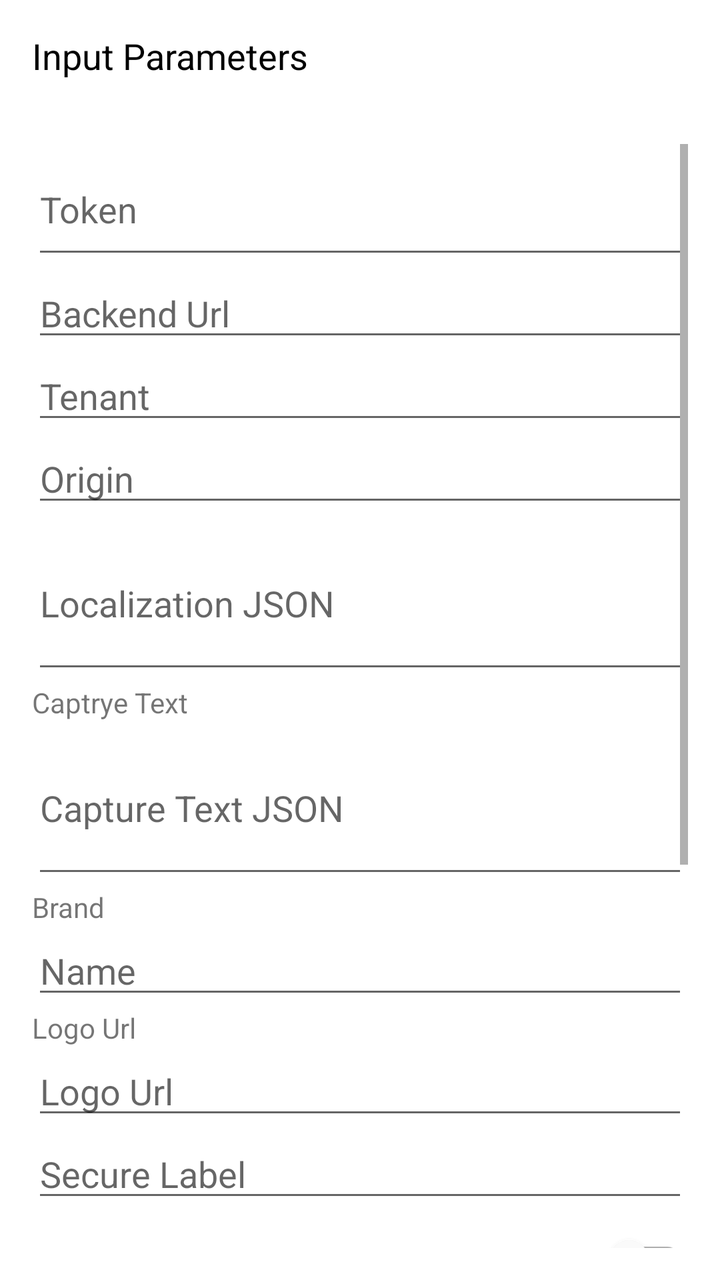
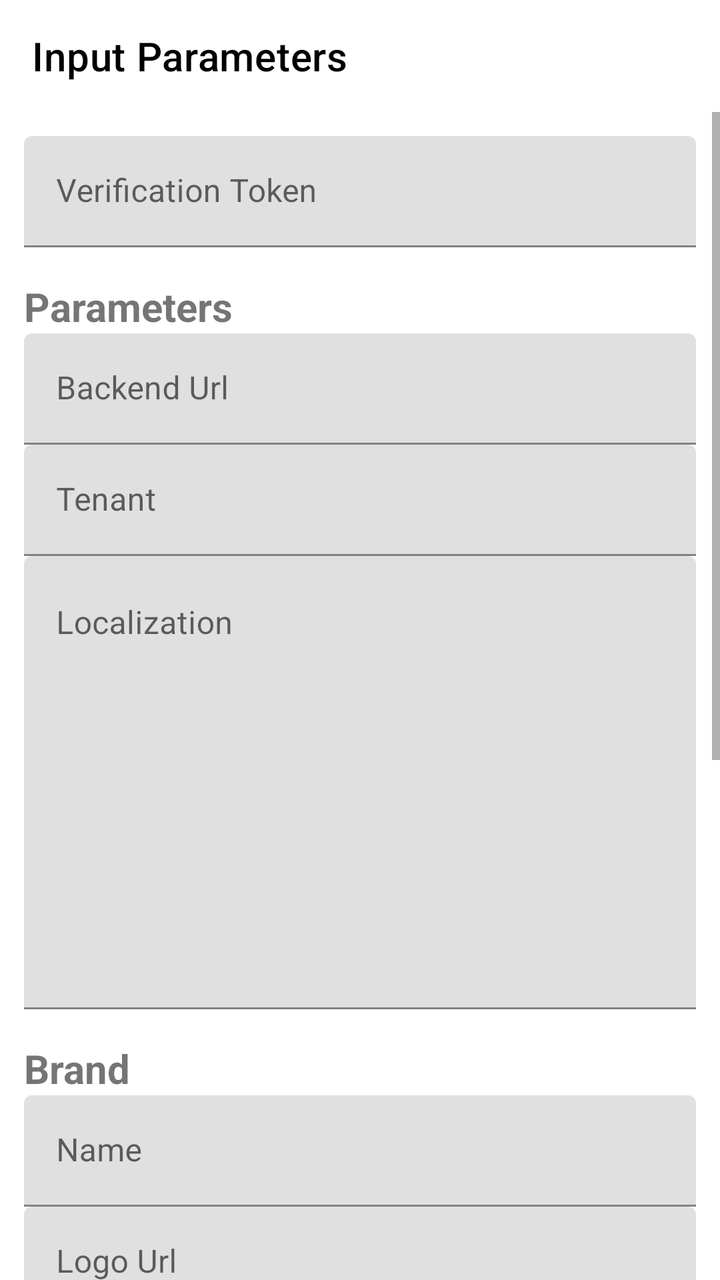

The first picture is an Android layout as it rendered before a commit; the second is the same layout after the commit. The layout source and the unified diff follow.
<!-- AndroidManifest.xml: application theme Theme.FaceLivenessAndroidSDK -->
<!-- res/layout/activity_input_parameter.xml -->
<?xml version="1.0" encoding="utf-8"?>
<LinearLayout xmlns:android="http://schemas.android.com/apk/res/android"
    xmlns:app="http://schemas.android.com/apk/res-auto"
    android:layout_width="match_parent"
    android:layout_height="match_parent"
    android:background="@color/white"
    android:fitsSystemWindows="true"
    android:orientation="vertical">

    <com.google.android.material.appbar.MaterialToolbar
        android:id="@+id/toolbar"
        android:layout_width="match_parent"
        android:layout_height="wrap_content"
        android:background="@color/white"
        app:title="Input Parameters"
        app:titleTextAppearance="@style/TextAppearance.AppCompat.Medium"
        app:titleTextColor="@color/black" />

    <ScrollView
        android:layout_width="match_parent"
        android:layout_height="0dp"
        android:layout_weight="1"
        android:fillViewport="true"
        android:padding="16dp">

        <LinearLayout
            android:layout_width="match_parent"
            android:layout_height="wrap_content"

            android:orientation="vertical">

            <EditText
                android:id="@+id/etToken"
                android:layout_width="match_parent"
                android:layout_height="wrap_content"
                android:hint="Token"
                android:maxLines="5"
                android:minLines="2" />

            <EditText
                android:id="@+id/etBackendUrl"
                android:layout_width="match_parent"
                android:layout_height="wrap_content"
                android:hint="Backend Url" />

            <EditText
                android:id="@+id/etTenant"
                android:layout_width="match_parent"
                android:layout_height="wrap_content"
                android:hint="Tenant" />

            <EditText
                android:id="@+id/etOrigin"
                android:layout_width="match_parent"
                android:layout_height="wrap_content"
                android:hint="Origin" />

            <EditText
                android:id="@+id/etLocalization"
                android:layout_width="match_parent"
                android:layout_height="wrap_content"
                android:hint="Localization JSON"
                android:minLines="3" />

            <TextView
                android:layout_width="match_parent"
                android:layout_height="wrap_content"
                android:text="Captrye Text" />

            <EditText
                android:id="@+id/etCaptureText"
                android:layout_width="match_parent"
                android:layout_height="wrap_content"
                android:hint="Capture Text JSON"
                android:minLines="3" />

            <TextView
                android:layout_width="match_parent"
                android:layout_height="wrap_content"
                android:text="Brand" />

            <EditText
                android:id="@+id/etBrandName"
                android:layout_width="match_parent"
                android:layout_height="wrap_content"
                android:hint="Name" />

            <TextView
                android:layout_width="match_parent"
                android:layout_height="wrap_content"
                android:text="Logo Url" />

            <EditText
                android:id="@+id/etBrandLogoUrl"
                android:layout_width="match_parent"
                android:layout_height="wrap_content"
                android:hint="Logo Url" />

            <EditText
                android:id="@+id/etBrandSecureLabel"
                android:layout_width="match_parent"
                android:layout_height="wrap_content"
                android:hint="Secure Label" />

            <com.google.android.material.switchmaterial.SwitchMaterial
                android:id="@+id/swSkipIntro"
                android:layout_width="match_parent"
                android:layout_height="wrap_content"
                android:text="Skip Intro" />

            <com.google.android.material.switchmaterial.SwitchMaterial
                android:id="@+id/swSkipPrepare"
                android:layout_width="match_parent"
                android:layout_height="wrap_content"
                android:text="Skip Prepare" />

            
            <TextView
                android:layout_width="wrap_content"
                android:layout_height="wrap_content"
                android:layout_marginTop="16dp"
                android:text="Theme"
                android:textSize="18sp"
                android:textStyle="bold" />

            
            <LinearLayout
                android:id="@+id/btnPickPrimary"
                android:layout_width="match_parent"
                android:layout_height="48dp"
                android:clickable="true"
                android:focusable="true"
                android:gravity="center_vertical"
                android:orientation="horizontal">

                <TextView
                    android:layout_width="0dp"
                    android:layout_height="wrap_content"
                    android:layout_weight="1"
                    android:text="Primary"
                    android:textSize="15sp" />

                <View
                    android:id="@+id/viewPrimaryColor"
                    android:layout_width="32dp"
                    android:layout_height="32dp"
                    android:background="#1D4ED8" />
            </LinearLayout>

            
            <LinearLayout
                android:id="@+id/btnPickSecondary"
                android:layout_width="match_parent"
                android:layout_height="48dp"
                android:clickable="true"
                android:focusable="true"
                android:gravity="center_vertical"
                android:orientation="horizontal">

                <TextView
                    android:layout_width="0dp"
                    android:layout_height="wrap_content"
                    android:layout_weight="1"
                    android:text="Secondary Color"
                    android:textSize="15sp" />

                <View
                    android:id="@+id/viewSecondaryColor"
                    android:layout_width="32dp"
                    android:layout_height="32dp"
                    android:background="#64748B" />
            </LinearLayout>

            
            <LinearLayout
                android:id="@+id/btnPickHeading"
                android:layout_width="match_parent"
                android:layout_height="48dp"
                android:clickable="true"
                android:focusable="true"
                android:gravity="center_vertical"
                android:orientation="horizontal">

                <TextView
                    android:layout_width="0dp"
                    android:layout_height="wrap_content"
                    android:layout_weight="1"
                    android:text="Heading Color"
                    android:textSize="15sp" />

                <View
                    android:id="@+id/viewHeadingColor"
                    android:layout_width="32dp"
                    android:layout_height="32dp"
                    android:background="#0F172A" />
            </LinearLayout>


            <ProgressBar
                android:id="@+id/progressBar"
                android:layout_width="wrap_content"
                android:layout_height="wrap_content"
                android:layout_gravity="center"
                android:visibility="gone" />

            <TextView
                android:id="@+id/tvErrorLog"
                android:layout_width="match_parent"
                android:layout_height="wrap_content"
                android:layout_marginBottom="12dp"
                android:textColor="#D32F2F"
                android:visibility="gone" />

            <Button
                android:id="@+id/btnContinue"
                android:layout_width="match_parent"
                android:layout_height="wrap_content"
                android:layout_marginTop="16dp"
                android:text="Continue" />
        </LinearLayout>
    </ScrollView>
</LinearLayout>
<!-- resources referenced by this layout -->
<resources>
  <color name="black">#FF000000</color>
  <color name="white">#FFFFFFFF</color>
  <style name="Theme.FaceLivenessAndroidSDK" parent="Theme.MaterialComponents.Light.NoActionBar" />
</resources>

<!-- the commit's change to res/layout/activity_input_parameter.xml (unified diff, before → after) -->
@@ -3,219 +3,106 @@
     xmlns:app="http://schemas.android.com/apk/res-auto"
     android:layout_width="match_parent"
     android:layout_height="match_parent"
-    android:background="@color/white"
-    android:fitsSystemWindows="true"
+    android:background="@android:color/white"
     android:orientation="vertical">
 
     <com.google.android.material.appbar.MaterialToolbar
         android:id="@+id/toolbar"
         android:layout_width="match_parent"
-        android:layout_height="wrap_content"
-        android:background="@color/white"
+        android:layout_height="?attr/actionBarSize"
+        android:background="@android:color/white"
+        android:elevation="0dp"
         app:title="Input Parameters"
-        app:titleTextAppearance="@style/TextAppearance.AppCompat.Medium"
-        app:titleTextColor="@color/black" />
+        app:titleTextColor="@android:color/black" />
 
     <ScrollView
         android:layout_width="match_parent"
         android:layout_height="0dp"
         android:layout_weight="1"
-        android:fillViewport="true"
-        android:padding="16dp">
+        android:fillViewport="true">
 
         <LinearLayout
             android:layout_width="match_parent"
             android:layout_height="wrap_content"
+            android:orientation="vertical"
+            android:padding="12dp">
 
-            android:orientation="vertical">
-
-            <EditText
-                android:id="@+id/etToken"
+            <com.google.android.material.textfield.TextInputLayout
                 android:layout_width="match_parent"
                 android:layout_height="wrap_content"
-                android:hint="Token"
-                android:maxLines="5"
-                android:minLines="2" />
+                android:hint="Verification Token">
+                <com.google.android.material.textfield.TextInputEditText
+                    android:id="@+id/etVerificationToken"
+                    android:layout_width="match_parent"
+                    android:layout_height="wrap_content"
+                    android:inputType="textMultiLine"
+                    android:maxLines="5"
+                    android:minLines="1" />
+            </com.google.android.material.textfield.TextInputLayout>
 
-            <EditText
-                android:id="@+id/etBackendUrl"
-                android:layout_width="match_parent"
-                android:layout_height="wrap_content"
-                android:hint="Backend Url" />
-
-            <EditText
-                android:id="@+id/etTenant"
-                android:layout_width="match_parent"
-                android:layout_height="wrap_content"
-                android:hint="Tenant" />
-
-            <EditText
-                android:id="@+id/etOrigin"
-                android:layout_width="match_parent"
-                android:layout_height="wrap_content"
-                android:hint="Origin" />
-
-            <EditText
-                android:id="@+id/etLocalization"
-                android:layout_width="match_parent"
-                android:layout_height="wrap_content"
-                android:hint="Localization JSON"
-                android:minLines="3" />
+            <Space android:layout_width="match_parent" android:layout_height="16dp" />
 
             <TextView
                 android:layout_width="match_parent"
                 android:layout_height="wrap_content"
-                android:text="Captrye Text" />
-
-            <EditText
-                android:id="@+id/etCaptureText"
-                android:layout_width="match_parent"
-                android:layout_height="wrap_content"
-                android:hint="Capture Text JSON"
-                android:minLines="3" />
-
-            <TextView
-                android:layout_width="match_parent"
-                android:layout_height="wrap_content"
-                android:text="Brand" />
-
-            <EditText
-                android:id="@+id/etBrandName"
-                android:layout_width="match_parent"
-                android:layout_height="wrap_content"
-                android:hint="Name" />
-
-            <TextView
-                android:layout_width="match_parent"
-                android:layout_height="wrap_content"
-                android:text="Logo Url" />
-
-            <EditText
-                android:id="@+id/etBrandLogoUrl"
-                android:layout_width="match_parent"
-                android:layout_height="wrap_content"
-                android:hint="Logo Url" />
-
-            <EditText
-                android:id="@+id/etBrandSecureLabel"
-                android:layout_width="match_parent"
-                android:layout_height="wrap_content"
-                android:hint="Secure Label" />
-
-            <com.google.android.material.switchmaterial.SwitchMaterial
-                android:id="@+id/swSkipIntro"
-                android:layout_width="match_parent"
-                android:layout_height="wrap_content"
-                android:text="Skip Intro" />
-
-            <com.google.android.material.switchmaterial.SwitchMaterial
-                android:id="@+id/swSkipPrepare"
-                android:layout_width="match_parent"
-                android:layout_height="wrap_content"
-                android:text="Skip Prepare" />
-
-            
-            <TextView
-                android:layout_width="wrap_content"
-                android:layout_height="wrap_content"
-                android:layout_marginTop="16dp"
-                android:text="Theme"
-                android:textSize="18sp"
+                android:text="Parameters"
+                android:textSize="20sp"
                 android:textStyle="bold" />
 
-            
-            <LinearLayout
-                android:id="@+id/btnPickPrimary"
-                android:layout_width="match_parent"
-                android:layout_height="48dp"
-                android:clickable="true"
-                android:focusable="true"
-                android:gravity="center_vertical"
-                android:orientation="horizontal">
+            <com.google.android.material.textfield.TextInputLayout
+                android:layout_width="match_parent" android:layout_height="wrap_content" android:hint="Backend Url">
+                <com.google.android.material.textfield.TextInputEditText android:id="@+id/etBackendUrl" android:layout_width="match_parent" android:layout_height="wrap_content" android:inputType="textUri" />
+            </com.google.android.material.textfield.TextInputLayout>
+            <com.google.android.material.textfield.TextInputLayout
+                android:layout_width="match_parent" android:layout_height="wrap_content" android:hint="Tenant">
+                <com.google.android.material.textfield.TextInputEditText android:id="@+id/etTenant" android:layout_width="match_parent" android:layout_height="wrap_content" />
+            </com.google.android.material.textfield.TextInputLayout>
+            <com.google.android.material.textfield.TextInputLayout
+                android:layout_width="match_parent" android:layout_height="wrap_content" android:hint="Localization">
+                <com.google.android.material.textfield.TextInputEditText
+                    android:id="@+id/etLocalization"
+                    android:layout_width="match_parent" android:layout_height="wrap_content"
+                    android:gravity="top" android:inputType="textMultiLine" android:minLines="10" android:maxLines="1000" />
+            </com.google.android.material.textfield.TextInputLayout>
 
-                <TextView
-                    android:layout_width="0dp"
-                    android:layout_height="wrap_content"
-                    android:layout_weight="1"
-                    android:text="Primary"
-                    android:textSize="15sp" />
+            <Space android:layout_width="match_parent" android:layout_height="16dp" />
+            <TextView android:layout_width="match_parent" android:layout_height="wrap_content" android:text="Brand" android:textSize="20sp" android:textStyle="bold" />
 
-                <View
-                    android:id="@+id/viewPrimaryColor"
-                    android:layout_width="32dp"
-                    android:layout_height="32dp"
-                    android:background="#1D4ED8" />
+            <com.google.android.material.textfield.TextInputLayout android:layout_width="match_parent" android:layout_height="wrap_content" android:hint="Name">
+                <com.google.android.material.textfield.TextInputEditText android:id="@+id/etBrandName" android:layout_width="match_parent" android:layout_height="wrap_content" />
+            </com.google.android.material.textfield.TextInputLayout>
+            <com.google.android.material.textfield.TextInputLayout android:layout_width="match_parent" android:layout_height="wrap_content" android:hint="Logo Url">
+                <com.google.android.material.textfield.TextInputEditText android:id="@+id/etBrandLogoUrl" android:layout_width="match_parent" android:layout_height="wrap_content" android:inputType="textUri" android:maxLines="5" />
+            </com.google.android.material.textfield.TextInputLayout>
+            <com.google.android.material.textfield.TextInputLayout android:layout_width="match_parent" android:layout_height="wrap_content" android:hint="Secure Label">
+                <com.google.android.material.textfield.TextInputEditText android:id="@+id/etBrandSecureLabel" android:layout_width="match_parent" android:layout_height="wrap_content" />
+            </com.google.android.material.textfield.TextInputLayout>
+
+            <Space android:layout_width="match_parent" android:layout_height="16dp" />
+            <TextView android:layout_width="match_parent" android:layout_height="wrap_content" android:text="Flow" android:textSize="20sp" android:textStyle="bold" />
+            <com.google.android.material.switchmaterial.SwitchMaterial android:id="@+id/swSkipIntro" android:layout_width="match_parent" android:layout_height="wrap_content" android:text="Skip Intro" android:minHeight="48dp" />
+            <com.google.android.material.switchmaterial.SwitchMaterial android:id="@+id/swSkipPrepare" android:layout_width="match_parent" android:layout_height="wrap_content" android:text="Skip Prepare" android:minHeight="48dp" />
+
+            <Space android:layout_width="match_parent" android:layout_height="16dp" />
+            <TextView android:layout_width="match_parent" android:layout_height="wrap_content" android:text="Theme" android:textSize="20sp" android:textStyle="bold" />
+
+            <LinearLayout android:id="@+id/btnPickPrimary" android:layout_width="match_parent" android:layout_height="wrap_content" android:minHeight="48dp" android:gravity="center_vertical" android:clickable="true" android:focusable="true" android:padding="12dp">
+                <TextView android:layout_width="match_parent" android:layout_height="wrap_content" android:text="Primary" android:textSize="16sp" />
+            </LinearLayout>
+            <LinearLayout android:id="@+id/btnPickSecondary" android:layout_width="match_parent" android:layout_height="wrap_content" android:minHeight="48dp" android:gravity="center_vertical" android:clickable="true" android:focusable="true" android:padding="12dp">
+                <TextView android:layout_width="match_parent" android:layout_height="wrap_content" android:text="Secondary Color" android:textSize="16sp" />
+            </LinearLayout>
+            <LinearLayout android:id="@+id/btnPickHeading" android:layout_width="match_parent" android:layout_height="wrap_content" android:minHeight="48dp" android:gravity="center_vertical" android:clickable="true" android:focusable="true" android:padding="12dp">
+                <TextView android:layout_width="match_parent" android:layout_height="wrap_content" android:text="Heading Color" android:textSize="16sp" />
             </LinearLayout>
 
-            
-            <LinearLayout
-                android:id="@+id/btnPickSecondary"
-                android:layout_width="match_parent"
-                android:layout_height="48dp"
-                android:clickable="true"
-                android:focusable="true"
-                android:gravity="center_vertical"
-                android:orientation="horizontal">
+            <TextView android:id="@+id/tvErrorLog" android:layout_width="match_parent" android:layout_height="wrap_content" android:layout_marginTop="8dp" android:textColor="#F44336" android:textSize="20sp" android:visibility="gone" />
 
-                <TextView
-                    android:layout_width="0dp"
-                    android:layout_height="wrap_content"
-                    android:layout_weight="1"
-                    android:text="Secondary Color"
-                    android:textSize="15sp" />
-
-                <View
-                    android:id="@+id/viewSecondaryColor"
-                    android:layout_width="32dp"
-                    android:layout_height="32dp"
-                    android:background="#64748B" />
-            </LinearLayout>
-
-            
-            <LinearLayout
-                android:id="@+id/btnPickHeading"
-                android:layout_width="match_parent"
-                android:layout_height="48dp"
-                android:clickable="true"
-                android:focusable="true"
-                android:gravity="center_vertical"
-                android:orientation="horizontal">
-
-                <TextView
-                    android:layout_width="0dp"
-                    android:layout_height="wrap_content"
-                    android:layout_weight="1"
-                    android:text="Heading Color"
-                    android:textSize="15sp" />
-
-                <View
-                    android:id="@+id/viewHeadingColor"
-                    android:layout_width="32dp"
-                    android:layout_height="32dp"
-                    android:background="#0F172A" />
-            </LinearLayout>
-
-
-            <ProgressBar
-                android:id="@+id/progressBar"
-                android:layout_width="wrap_content"
-                android:layout_height="wrap_content"
-                android:layout_gravity="center"
-                android:visibility="gone" />
-
-            <TextView
-                android:id="@+id/tvErrorLog"
-                android:layout_width="match_parent"
-                android:layout_height="wrap_content"
-                android:layout_marginBottom="12dp"
-                android:textColor="#D32F2F"
-                android:visibility="gone" />
-
-            <Button
+            <com.google.android.material.button.MaterialButton
                 android:id="@+id/btnContinue"
                 android:layout_width="match_parent"
                 android:layout_height="wrap_content"
-                android:layout_marginTop="16dp"
+                android:layout_marginTop="8dp"
                 android:text="Continue" />
         </LinearLayout>
     </ScrollView>
<!-- resource entries referenced after the edit -->
@@ -1,7 +1,5 @@
 <!-- resources referenced by this layout -->
 <resources>
-  <color name="black">#FF000000</color>
-  <color name="white">#FFFFFFFF</color>
   <style name="Theme.FaceLivenessAndroidSDK" parent="Theme.MaterialComponents.Light.NoActionBar" />
 </resources>
 
